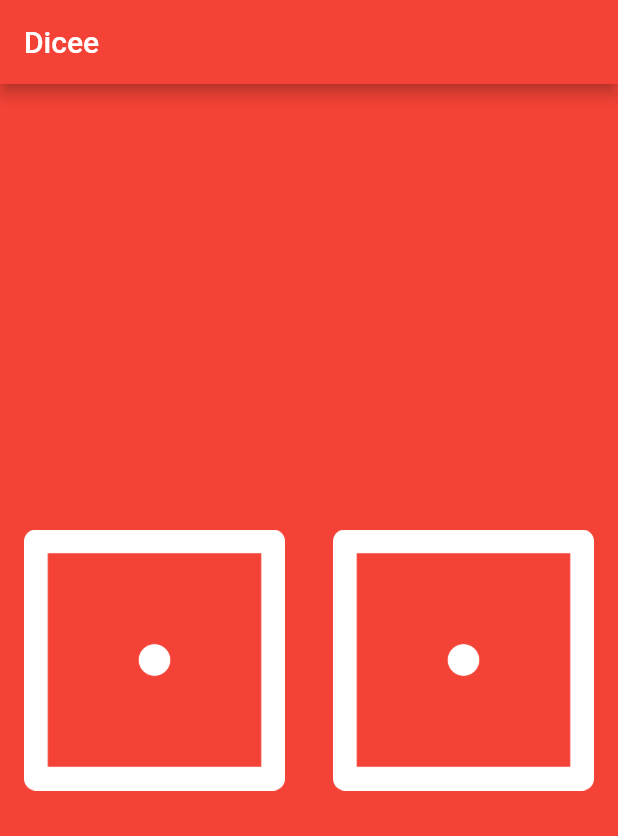
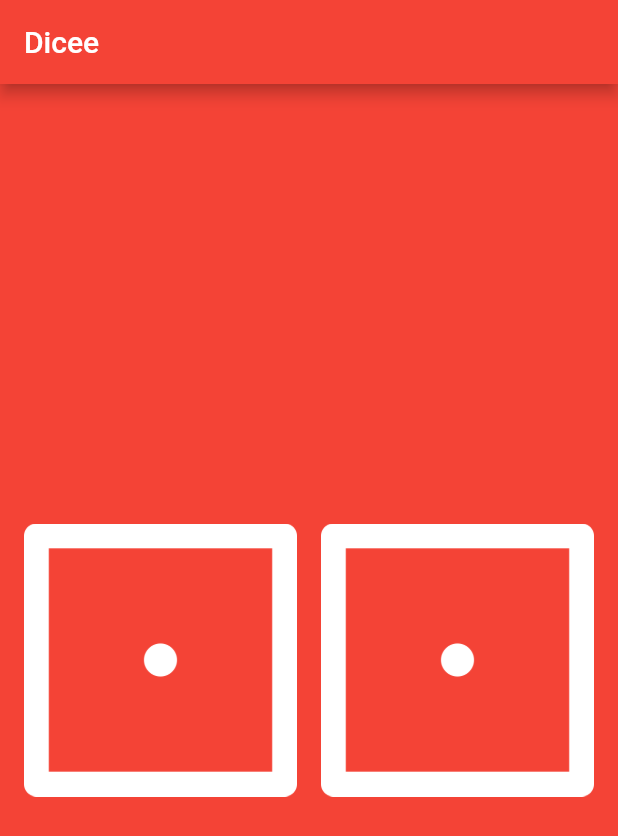
Before and after one commit to mntm/flutter-course, a Flutter app: the screen it shows after launch, on a phone screen of 412 x 824 dp. Shown: the top 836 px of the screen. Run offline on Flutter 3.47's test engine with Material 2 defaults, Android fonts, the phone set to English and light mode, and no system bars.

Commit message:
the 2 dices inside 1 button

```diff
--- a/lib/dice_page.dart
+++ b/lib/dice_page.dart
@@ -7,37 +7,40 @@ class DicePage extends StatefulWidget {
 }
 
 class _DicePageState extends State<DicePage> {
-
   int leftDiceNumber = 1;
   int rightDiceNumber = 1;
+
+  void changeDiceFace() {
+    setState(() {
+      leftDiceNumber = Random().nextInt(6) + 1;
+      rightDiceNumber = Random().nextInt(6) + 1;
+    });
+  }
 
   @override
   Widget build(BuildContext context) {
     return Center(
+      child: FlatButton(
+        onPressed: () {
+          changeDiceFace();
+        },
         child: Row(
           children: <Widget>[
             Expanded(
-                  child: FlatButton(
-                    onPressed: () {
-                      setState(() {
-                        leftDiceNumber = Random().nextInt(6) + 1;
-                      });
-                    },
+              child: Padding(
+                padding: const EdgeInsets.only(right: 8.0),
                 child: Image.asset('images/dice$leftDiceNumber.png'),
               ),
             ),
             Expanded(
-                  child: FlatButton(
-                    onPressed: () {
-                      setState(() {
-                        rightDiceNumber = Random().nextInt(6) + 1;
-                      });
-                    },
+              child: Padding(
+                padding: const EdgeInsets.only(left: 8.0),
                 child: Image.asset('images/dice$rightDiceNumber.png'),
               ),
             ),
           ],
         ),
+      ),
     );
   }
 }
```
Lines whose indentation alone changed are shown as unchanged.
